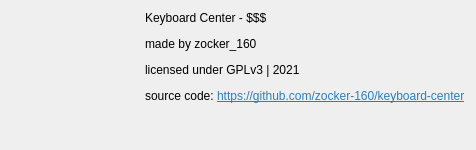
This is src/gui/aboutWindow.ui in zocker-160/keyboard-center as Qt 5 draws it before an edit. The edited form follows.
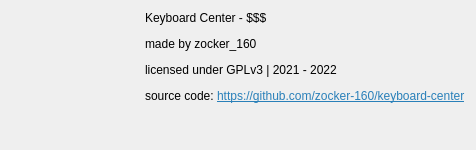
This is the edited form. Icons and pictures are not drawn.

Commit message: update year in about window because why not

What changed in the file:
```diff
--- a/src/gui/aboutWindow.ui
+++ b/src/gui/aboutWindow.ui
@@ -63,7 +63,7 @@
      <item>
       <widget class="QLabel" name="about_maintext">
        <property name="text">
-        <string>&lt;html&gt;&lt;head/&gt;&lt;body&gt;&lt;p&gt;Keyboard Center - $$$&lt;/p&gt;&lt;p&gt;made by zocker_160&lt;/p&gt;&lt;p&gt;licensed under GPLv3 | 2021&lt;/p&gt;&lt;p&gt;source code: &lt;a href=&quot;https://github.com/zocker-160/keyboard-center&quot;&gt;&lt;span style=&quot; text-decoration: underline; color:#2980b9;&quot;&gt;https://github.com/zocker-160/keyboard-center&lt;/span&gt;&lt;/a&gt;&lt;/p&gt;&lt;/body&gt;&lt;/html&gt;</string>
+        <string>&lt;html&gt;&lt;head/&gt;&lt;body&gt;&lt;p&gt;Keyboard Center - $$$&lt;/p&gt;&lt;p&gt;made by zocker_160&lt;/p&gt;&lt;p&gt;licensed under GPLv3 | 2021 - 2022&lt;/p&gt;&lt;p&gt;source code: &lt;a href=&quot;https://github.com/zocker-160/keyboard-center&quot;&gt;&lt;span style=&quot; text-decoration: underline; color:#2980b9;&quot;&gt;https://github.com/zocker-160/keyboard-center&lt;/span&gt;&lt;/a&gt;&lt;/p&gt;&lt;/body&gt;&lt;/html&gt;</string>
        </property>
        <property name="alignment">
         <set>Qt::AlignLeading|Qt::AlignLeft|Qt::AlignTop</set>
```
The commit also changes 1 other file.
